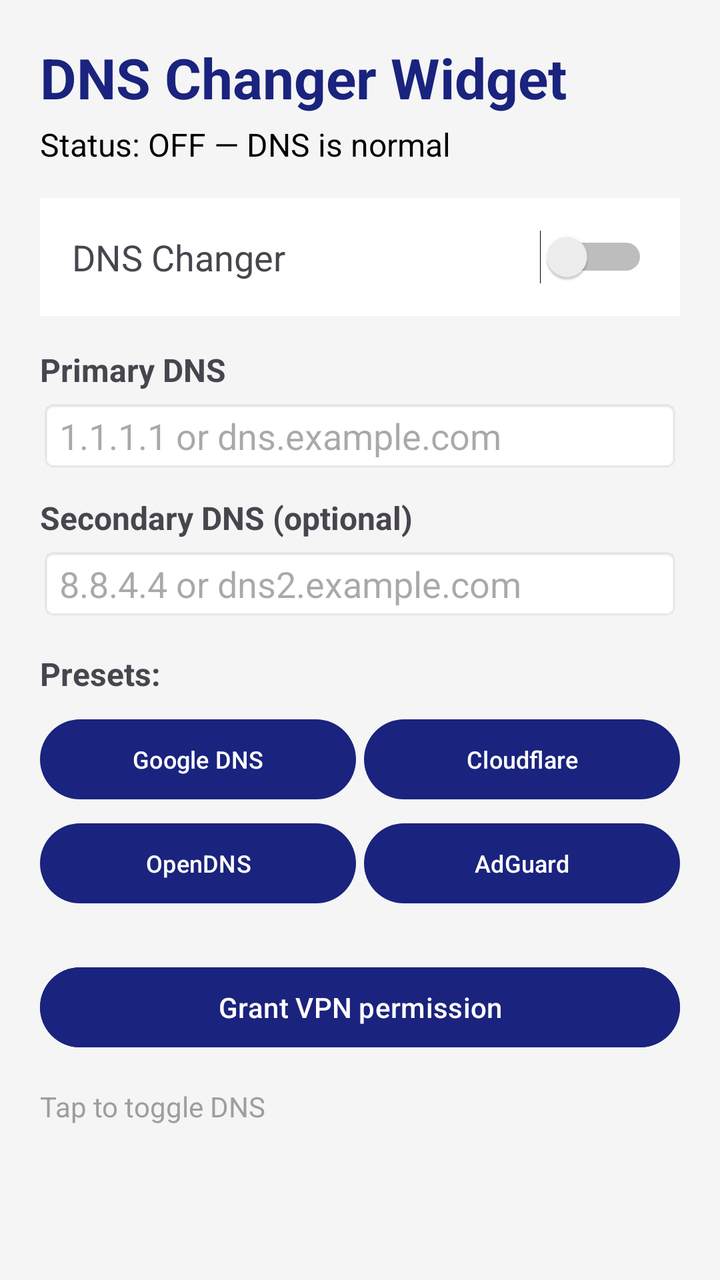
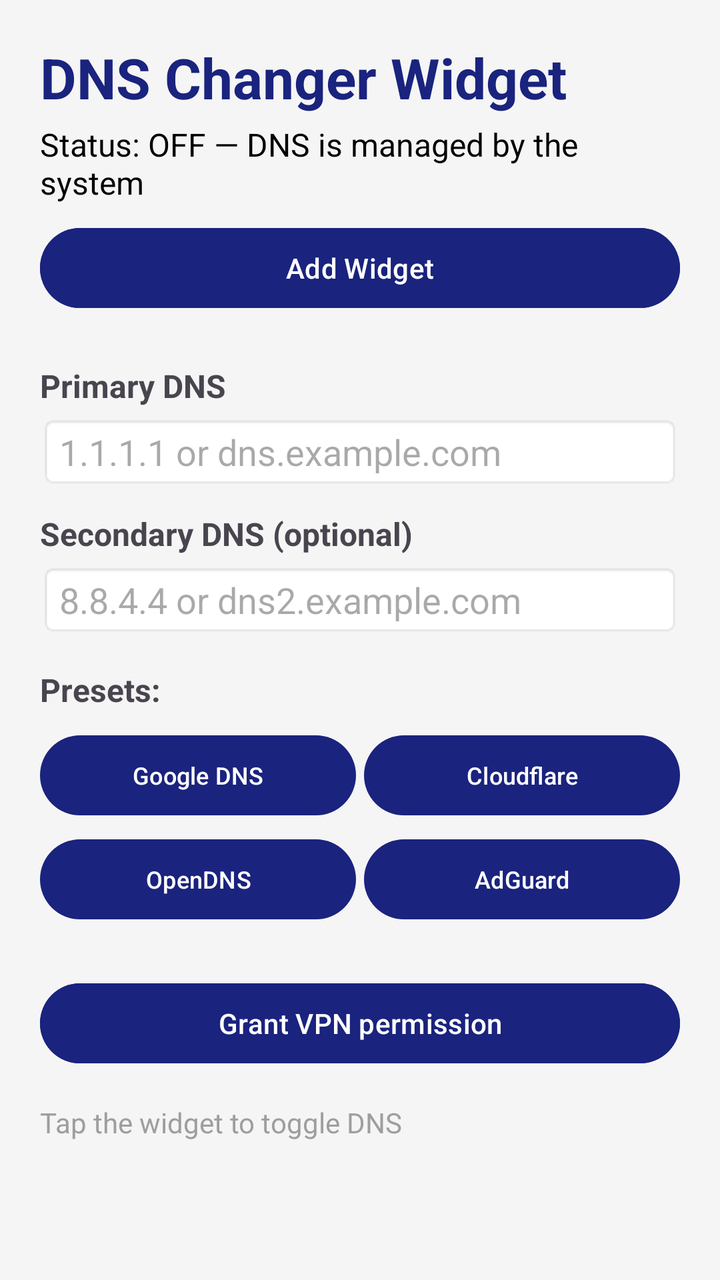

Compare the two renders of this Android layout. The source of the first and the diff that turns it into the second are given below.
<!-- AndroidManifest.xml: application theme Theme.DnsChanger -->
<!-- res/layout/activity_main.xml -->
<?xml version="1.0" encoding="utf-8"?>
<ScrollView xmlns:android="http://schemas.android.com/apk/res/android"
    android:layout_width="match_parent"
    android:layout_height="match_parent"
    android:background="@color/light_gray">

    <LinearLayout
        android:layout_width="match_parent"
        android:layout_height="wrap_content"
        android:orientation="vertical"
        android:padding="20dp">

        
        <TextView
            android:layout_width="wrap_content"
            android:layout_height="wrap_content"
            android:text="@string/app_name"
            android:textSize="28sp"
            android:textStyle="bold"
            android:textColor="@color/dark_blue"
            android:paddingBottom="4dp" />

        <TextView
            android:id="@+id/status_text"
            android:layout_width="wrap_content"
            android:layout_height="wrap_content"
            android:text="@string/status_off"
            android:textSize="16sp"
            android:textColor="@color/black"
            android:paddingBottom="16dp" />

        
        <LinearLayout
            android:layout_width="match_parent"
            android:layout_height="wrap_content"
            android:orientation="horizontal"
            android:gravity="center_vertical"
            android:background="@android:color/white"
            android:padding="16dp">

            <TextView
                android:layout_width="0dp"
                android:layout_height="wrap_content"
                android:layout_weight="1"
                android:text="@string/toggle_label"
                android:textSize="18sp" />

            <Switch
                android:id="@+id/toggle_switch"
                android:layout_width="wrap_content"
                android:layout_height="wrap_content" />
        </LinearLayout>

        <ProgressBar
            android:id="@+id/progress"
            style="?android:attr/progressBarStyle"
            android:layout_width="wrap_content"
            android:layout_height="wrap_content"
            android:layout_gravity="center_horizontal"
            android:visibility="gone" />

        
        <TextView
            android:layout_width="wrap_content"
            android:layout_height="wrap_content"
            android:text="@string/dns_primary_label"
            android:textSize="16sp"
            android:textStyle="bold"
            android:paddingTop="16dp"
            android:paddingBottom="4dp" />

        <EditText
            android:id="@+id/dns_primary"
            android:layout_width="match_parent"
            android:layout_height="wrap_content"
            android:inputType="textUri"
            android:maxLines="1"
            android:hint="1.1.1.1 or dns.example.com"
            android:background="@android:drawable/editbox_background" />

        <TextView
            android:layout_width="wrap_content"
            android:layout_height="wrap_content"
            android:text="@string/dns_secondary_label"
            android:textSize="16sp"
            android:textStyle="bold"
            android:paddingTop="12dp"
            android:paddingBottom="4dp" />

        <EditText
            android:id="@+id/dns_secondary"
            android:layout_width="match_parent"
            android:layout_height="wrap_content"
            android:inputType="textUri"
            android:maxLines="1"
            android:hint="8.8.4.4 or dns2.example.com"
            android:background="@android:drawable/editbox_background" />

        
        <TextView
            android:layout_width="wrap_content"
            android:layout_height="wrap_content"
            android:text="Presets:"
            android:textSize="16sp"
            android:textStyle="bold"
            android:paddingTop="16dp"
            android:paddingBottom="8dp" />

        <LinearLayout
            android:layout_width="match_parent"
            android:layout_height="wrap_content"
            android:orientation="horizontal">

            <Button
                android:id="@+id/preset_google"
                android:layout_width="0dp"
                android:layout_height="48dp"
                android:layout_weight="1"
                android:text="@string/preset_google"
                android:textSize="12sp"
                android:layout_marginEnd="4dp" />

            <Button
                android:id="@+id/preset_cloudflare"
                android:layout_width="0dp"
                android:layout_height="48dp"
                android:layout_weight="1"
                android:text="@string/preset_cloudflare"
                android:textSize="12sp" />
        </LinearLayout>

        <LinearLayout
            android:layout_width="match_parent"
            android:layout_height="wrap_content"
            android:orientation="horizontal"
            android:paddingTop="4dp">

            <Button
                android:id="@+id/preset_opendns"
                android:layout_width="0dp"
                android:layout_height="48dp"
                android:layout_weight="1"
                android:text="@string/preset_opendns"
                android:textSize="12sp"
                android:layout_marginEnd="4dp" />

            <Button
                android:id="@+id/preset_adguard"
                android:layout_width="0dp"
                android:layout_height="48dp"
                android:layout_weight="1"
                android:text="@string/preset_adguard"
                android:textSize="12sp" />
        </LinearLayout>

        
        <Button
            android:id="@+id/grant_permission"
            android:layout_width="match_parent"
            android:layout_height="wrap_content"
            android:layout_marginTop="24dp"
            android:text="@string/grant_permission"
            android:backgroundTint="@color/dark_blue"
            android:textColor="@color/white" />

        
        <TextView
            android:layout_width="wrap_content"
            android:layout_height="wrap_content"
            android:text="@string/widget_hint"
            android:textSize="14sp"
            android:textColor="@color/accent_gray"
            android:paddingTop="16dp" />

    </LinearLayout>
</ScrollView>
<!-- resources referenced by this layout -->
<resources>
  <color name="accent_gray">#9E9E9E</color>
  <color name="black">#000000</color>
  <color name="dark_blue">#1A237E</color>
  <color name="light_gray">#F5F5F5</color>
  <color name="white">#FFFFFF</color>
  <string name="app_name">DNS Changer Widget</string>
  <string name="dns_primary_label">Primary DNS</string>
  <string name="dns_secondary_label">Secondary DNS (optional)</string>
  <string name="grant_permission">Grant VPN permission</string>
  <string name="preset_adguard">AdGuard</string>
  <string name="preset_cloudflare">Cloudflare</string>
  <string name="preset_google">Google DNS</string>
  <string name="preset_opendns">OpenDNS</string>
  <string name="status_off">Status: OFF — DNS is normal</string>
  <string name="toggle_label">DNS Changer</string>
  <string name="widget_hint">Tap to toggle DNS</string>
  <style name="Theme.DnsChanger" parent="Theme.Material3.DayNight.NoActionBar">
          <item name="colorPrimary">@color/dark_blue</item>
          <item name="colorSecondary">@color/accent_green</item>
      </style>
  <color name="accent_green">#4CAF50</color>
</resources>

<!-- the commit's change to res/layout/activity_main.xml (unified diff, before → after) -->
@@ -27,29 +27,16 @@
             android:text="@string/status_off"
             android:textSize="16sp"
             android:textColor="@color/black"
-            android:paddingBottom="16dp" />
+            android:paddingBottom="8dp" />
 
-        
-        <LinearLayout
+        <Button
+            android:id="@+id/add_widget"
             android:layout_width="match_parent"
             android:layout_height="wrap_content"
-            android:orientation="horizontal"
-            android:gravity="center_vertical"
-            android:background="@android:color/white"
-            android:padding="16dp">
-
-            <TextView
-                android:layout_width="0dp"
-                android:layout_height="wrap_content"
-                android:layout_weight="1"
-                android:text="@string/toggle_label"
-                android:textSize="18sp" />
-
-            <Switch
-                android:id="@+id/toggle_switch"
-                android:layout_width="wrap_content"
-                android:layout_height="wrap_content" />
-        </LinearLayout>
+            android:layout_marginBottom="8dp"
+            android:text="@string/add_widget"
+            android:backgroundTint="@color/dark_blue"
+            android:textColor="@color/white" />
 
         <ProgressBar
             android:id="@+id/progress"
<!-- resource entries referenced after the edit -->
@@ -5,6 +5,7 @@
   <color name="dark_blue">#1A237E</color>
   <color name="light_gray">#F5F5F5</color>
   <color name="white">#FFFFFF</color>
+  <string name="add_widget">Add Widget</string>
   <string name="app_name">DNS Changer Widget</string>
   <string name="dns_primary_label">Primary DNS</string>
   <string name="dns_secondary_label">Secondary DNS (optional)</string>
@@ -13,9 +14,8 @@
   <string name="preset_cloudflare">Cloudflare</string>
   <string name="preset_google">Google DNS</string>
   <string name="preset_opendns">OpenDNS</string>
-  <string name="status_off">Status: OFF — DNS is normal</string>
-  <string name="toggle_label">DNS Changer</string>
-  <string name="widget_hint">Tap to toggle DNS</string>
+  <string name="status_off">Status: OFF — DNS is managed by the system</string>
+  <string name="widget_hint">Tap the widget to toggle DNS</string>
   <style name="Theme.DnsChanger" parent="Theme.Material3.DayNight.NoActionBar">
           <item name="colorPrimary">@color/dark_blue</item>
           <item name="colorSecondary">@color/accent_green</item>
